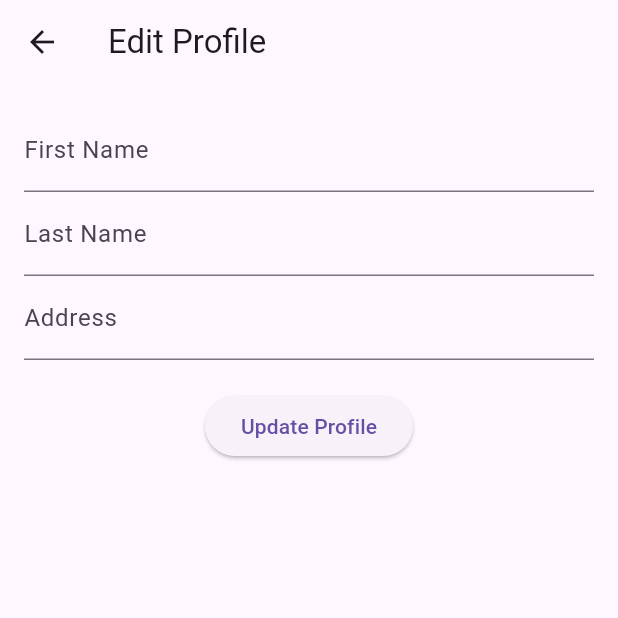
After one commit to rahatcse5bu/bdcalling_task, a Flutter app: the ProfileEditView screen opened by its route, after a tap on "Update Profile", on a phone screen of 412 x 824 dp, the top half of it. The commit adds this screen. Run offline on Flutter 3.47's test engine with Material 3 defaults, Android fonts, the phone set to English and light mode, and no system bars; our stand-ins replace dartz, file_picker, get, shared_preferences; accounts and stored records are empty; network calls fail.

Commit message:
profile & edit profile implemented

```diff
--- /dev/null
+++ b/lib/app/modules/profile/binding/profile_binding.dart
@@ -0,0 +1,9 @@
+import 'package:get/get.dart';
+import '../controller/profile_controller.dart';
+
+class ProfileBinding extends Bindings {
+  @override
+  void dependencies() {
+    Get.lazyPut<ProfileController>(() => ProfileController());
+  }
+}
--- /dev/null
+++ b/lib/app/modules/profile/controller/profile_controller.dart
@@ -0,0 +1,71 @@
+import 'package:get/get.dart';
+import 'package:dartz/dartz.dart';
+import '../../../APIs/api_helper.dart';
+
+import '../models/profile_model.dart';
+
+class ProfileController extends GetxController {
+  final ApiHelper _apiHelper = Get.find<ApiHelper>();
+
+  var profile = Rxn<ProfileModel>(); // Holds user profile
+  var isLoading = false.obs; // Loading indicator
+  var error = ''.obs; // Error message
+
+  // Fetch user profile
+  Future<void> fetchProfile() async {
+    isLoading.value = true;
+    error.value = '';
+    try {
+      final result = await _apiHelper.getProfile();
+      result.fold(
+        (customError) => error.value = customError.message,
+        (response) {
+          profile.value = ProfileModel.fromJson(response.body['data']);
+        },
+      );
+    } catch (e) {
+      error.value = 'An unexpected error occurred.';
+    } finally {
+      isLoading.value = false;
+    }
+  }
+
+  // Update user profile
+  Future<void> updateProfile(FormData formData) async {
+    isLoading.value = true;
+    error.value = '';
+    try {
+      final result = await _apiHelper.updateProfile(formData);
+      result.fold(
+        (customError) => error.value = customError.message,
+        (response) {
+          profile.value = ProfileModel.fromJson(response.body['data']);
+          Get.snackbar('Success', 'Profile updated successfully');
+        },
+      );
+    } catch (e) {
+      error.value = 'An unexpected error occurred.';
+    } finally {
+      isLoading.value = false;
+    }
+  }
+
+  // Activate user account
+  Future<void> activateUser(Map<String, dynamic> payload) async {
+    isLoading.value = true;
+    error.value = '';
+    try {
+      final result = await _apiHelper.activateUser(payload);
+      result.fold(
+        (customError) => error.value = customError.message,
+        (response) {
+          Get.snackbar('Success', 'Account activated successfully');
+        },
+      );
+    } catch (e) {
+      error.value = 'An unexpected error occurred.';
+    } finally {
+      isLoading.value = false;
+    }
+  }
+}
--- /dev/null
+++ b/lib/app/modules/profile/models/profile_model.dart
@@ -0,0 +1,39 @@
+class ProfileModel {
+  final String id;
+  final String firstName;
+  final String lastName;
+  final String email;
+  final String address;
+  final String? image;
+
+  ProfileModel({
+    required this.id,
+    required this.firstName,
+    required this.lastName,
+    required this.email,
+    required this.address,
+    this.image,
+  });
+
+  factory ProfileModel.fromJson(Map<String, dynamic> json) {
+    return ProfileModel(
+      id: json['_id'],
+      firstName: json['firstName'],
+      lastName: json['lastName'],
+      email: json['email'],
+      address: json['address'],
+      image: json['image'],
+    );
+  }
+
+  Map<String, dynamic> toJson() {
+    return {
+      '_id': id,
+      'firstName': firstName,
+      'lastName': lastName,
+      'email': email,
+      'address': address,
+      'image': image,
+    };
+  }
+}
--- /dev/null
+++ b/lib/app/modules/profile/view/profile_view.dart
@@ -0,0 +1,48 @@
+import 'package:flutter/material.dart';
+import 'package:get/get.dart';
+import '../controller/profile_controller.dart';
+
+class ProfileView extends StatelessWidget {
+  final ProfileController controller = Get.put(ProfileController());
+
+  @override
+  Widget build(BuildContext context) {
+    controller.fetchProfile(); // Fetch profile on load
+
+    return Scaffold(
+      appBar: AppBar(
+        title: Text('My Profile'),
+      ),
+      body: Obx(() {
+        if (controller.isLoading.value) {
+          return Center(child: CircularProgressIndicator());
+        }
+        if (controller.error.isNotEmpty) {
+          return Center(child: Text(controller.error.value));
+        }
+        if (controller.profile.value == null) {
+          return Center(child: Text('No profile data available'));
+        }
+
+        final profile = controller.profile.value!;
+        return Padding(
+          padding: const EdgeInsets.all(16.0),
+          child: Column(
+            children: [
+              CircleAvatar(
+                radius: 50,
+                backgroundImage: profile.image != null
+                    ? NetworkImage(profile.image!)
+                    : AssetImage('assets/images/user_avatar.png') as ImageProvider,
+              ),
+              SizedBox(height: 16),
+              Text('Name: ${profile.firstName} ${profile.lastName}', style: TextStyle(fontSize: 18)),
+              Text('Email: ${profile.email}', style: TextStyle(fontSize: 16)),
+              Text('Address: ${profile.address}', style: TextStyle(fontSize: 16)),
+            ],
+          ),
+        );
+      }),
+    );
+  }
+}
--- /dev/null
+++ b/lib/app/modules/profile/widgets/profile_edit_widget.dart
@@ -0,0 +1,65 @@
+import 'package:flutter/material.dart';
+import 'package:get/get.dart';
+import 'package:get/get_connect/http/src/request/request.dart';
+import '../controller/profile_controller.dart';
+
+
+class ProfileEditView extends StatelessWidget {
+  final ProfileController controller = Get.find<ProfileController>();
+
+  final firstNameController = TextEditingController();
+  final lastNameController = TextEditingController();
+  final addressController = TextEditingController();
+
+  @override
+  Widget build(BuildContext context) {
+    final profile = controller.profile.value;
+
+    if (profile != null) {
+      firstNameController.text = profile.firstName;
+      lastNameController.text = profile.lastName;
+      addressController.text = profile.address;
+    }
+
+    return Scaffold(
+      appBar: AppBar(
+        title: Text('Edit Profile'),
+      ),
+      body: Padding(
+        padding: const EdgeInsets.all(16.0),
+        child: Column(
+          children: [
+            TextField(
+              controller: firstNameController,
+              decoration: InputDecoration(labelText: 'First Name'),
+            ),
+            TextField(
+              controller: lastNameController,
+              decoration: InputDecoration(labelText: 'Last Name'),
+            ),
+            TextField(
+              controller: addressController,
+              decoration: InputDecoration(labelText: 'Address'),
+            ),
+            SizedBox(height: 20),
+            Obx(() {
+              return controller.isLoading.value
+                  ? CircularProgressIndicator()
+                  : ElevatedButton(
+                      onPressed: () {
+                        final formData = FormData({
+                          'firstName': firstNameController.text.trim(),
+                          'lastName': lastNameController.text.trim(),
+                          'address': addressController.text.trim(),
+                        });
+                        controller.updateProfile(formData);
+                      },
+                      child: Text('Update Profile'),
+                    );
+            }),
+          ],
+        ),
+      ),
+    );
+  }
+}
--- a/lib/app/routes/app_pages.dart
+++ b/lib/app/routes/app_pages.dart
@@ -10,6 +10,9 @@ import '../modules/home/view/home_view.dart';
 import '../modules/login/bindings/login_binding.dart';
 import '../modules/login/views/login_view.dart';
 
+import '../modules/profile/binding/profile_binding.dart';
+import '../modules/profile/view/profile_view.dart';
+import '../modules/profile/widgets/profile_edit_widget.dart';
 import '../modules/register/bindings/register_binding.dart';
 import '../modules/register/views/register_view.dart';
 import '../modules/tasks/binding/task_binding.dart';
@@ -48,7 +51,16 @@ class AppPages {
     //   page: () => SingleContestView(),
     //   binding: SingleContestBinding(),
     // ),
-
+GetPage(
+  name: '/profile',
+  page: () => ProfileView(),
+  binding: ProfileBinding(),
+),
+GetPage(
+  name: '/profile/edit',
+  page: () => ProfileEditView(),
+  binding: ProfileBinding(),
+),
       GetPage(
           name: '/tasks',
           page: () => TaskListView(),
@@ -71,6 +83,8 @@ class Routes {
   static const dashboard = '/dashboard';
   static const createTask = '/create-task';
   static const tasks = '/tasks';
+  static const profile = '/profile';
+  static const editProfile = '/profile/edit';
 
     // Dynamic route generator for single contest
   // static String singleBiodata(String id) => '/single-biodata/$id';
```
